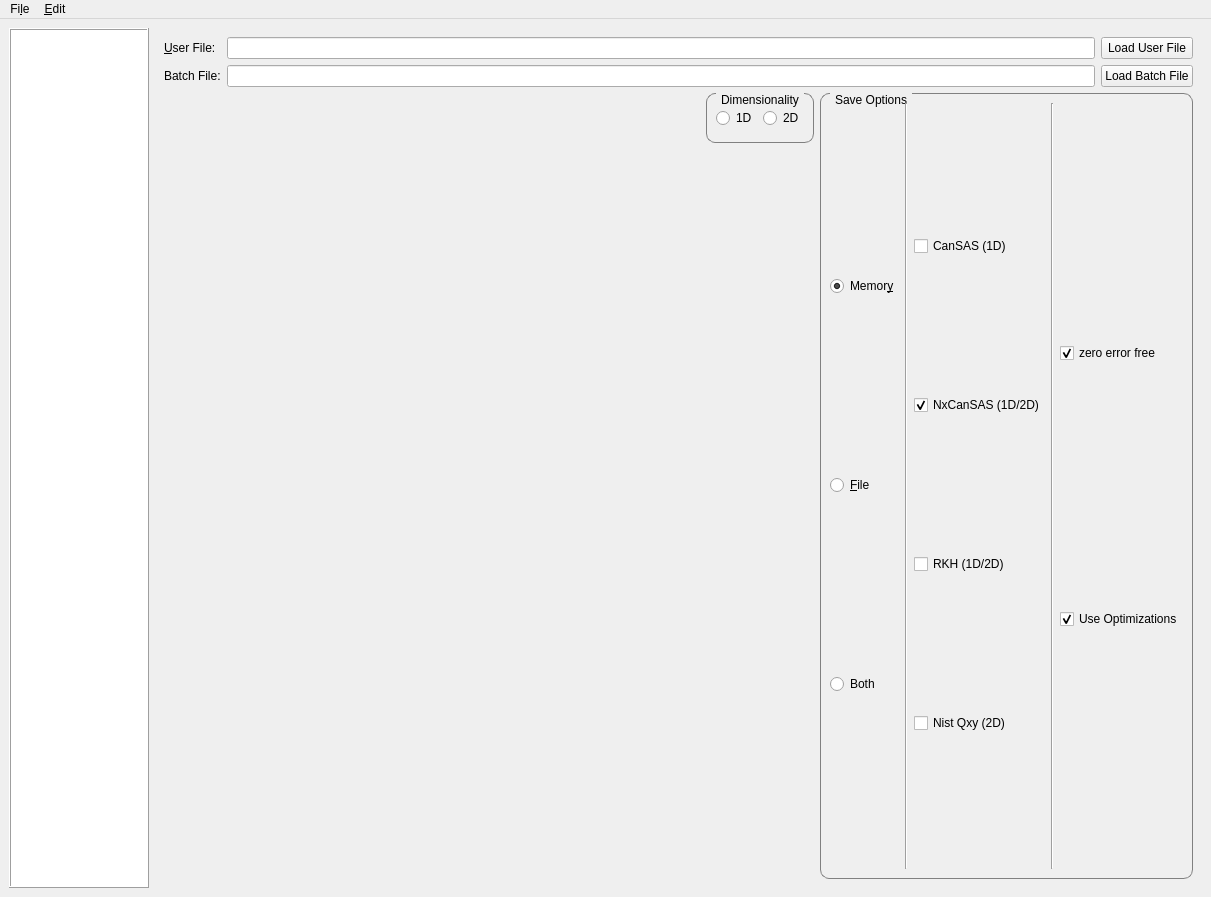
mantidproject/mantid, file scripts/Interface/ui/sans_isis/sans_data_processor_window.ui: the form before one commit.
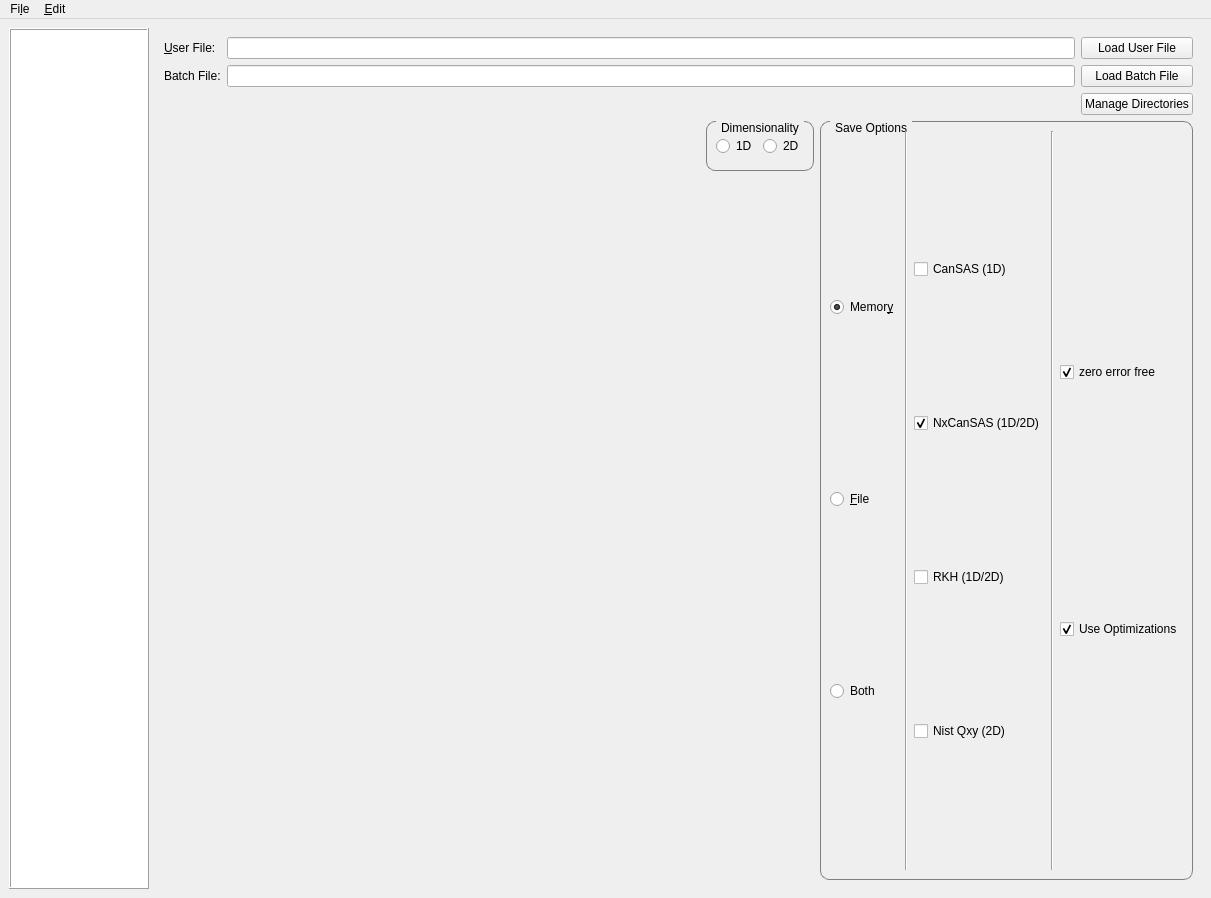
The form after the commit. The open tabs and pages were chosen to show the change. Custom widgets are drawn as their Qt base class.

Commit message: Re #21175: Added and activated Manage Directories button.

Diff of the .ui file:
```diff
--- a/scripts/Interface/ui/sans_isis/sans_data_processor_window.ui
+++ b/scripts/Interface/ui/sans_isis/sans_data_processor_window.ui
@@ -7,7 +7,7 @@
     <x>0</x>
     <y>0</y>
     <width>1211</width>
-    <height>897</height>
+    <height>898</height>
    </rect>
   </property>
   <property name="acceptDrops">
@@ -132,6 +132,13 @@
                 </property>
                </widget>
               </item>
+              <item row="3" column="3">
+               <widget class="QPushButton" name="manage_directories_button">
+                <property name="text">
+                 <string>Manage Directories</string>
+                </property>
+               </widget>
+              </item>
              </layout>
             </item>
             <item>
```
Left out of the diff: 4 changed lines with no effect on the pictures. The commit also changes 3 other files.
